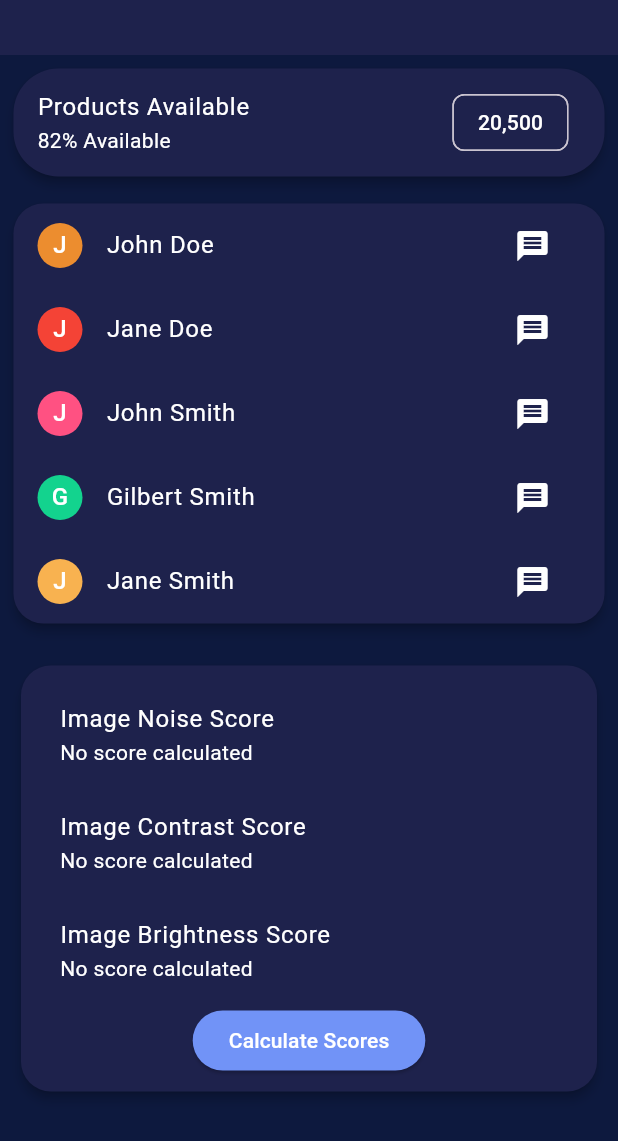
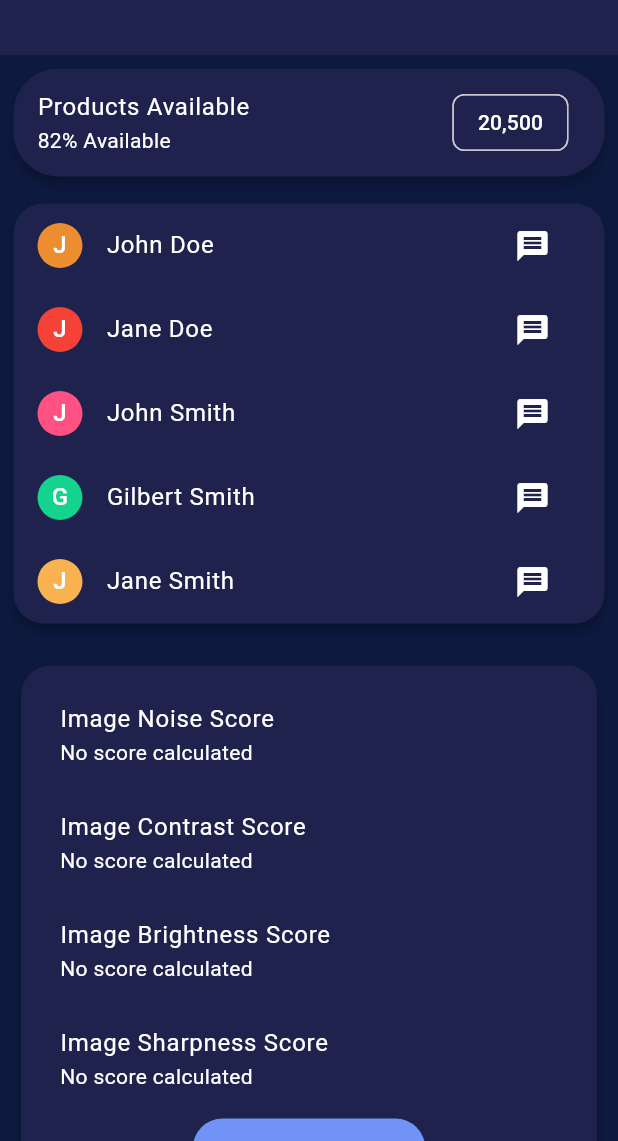
Before and after one commit to MariaBiserica/License-UI, a Flutter app: the screen it shows after launch, on a phone screen of 412 x 824 dp, the part 95-1236 px from its top. Run offline on Flutter 3.47's test engine with Material 3 defaults, Android fonts, the phone set to English and light mode, and no system bars; our stand-ins replace file_picker, fl_chart.

Commit message:
Added sharpness assessment metric.

```diff
--- a/license_peaksight/lib/panel_center/panel_center_page.dart
+++ b/license_peaksight/lib/panel_center/panel_center_page.dart
@@ -25,6 +25,8 @@ class _PanelCenterPageState extends State<PanelCenterPage> {
   double? noiseScore;
   double? contrastScore;
   double? brightnessScore;
+  double? sharpnessScore;
+
   List<Person> _persons = [
     Person(name: "John Doe", color: Constants.orangeDark),
     Person(name: "Jane Doe", color: Constants.redDark),
@@ -49,6 +51,7 @@ class _PanelCenterPageState extends State<PanelCenterPage> {
         noiseScore = scores.noiseScore;
         contrastScore = scores.contrastScore;
         brightnessScore = scores.brightnessScore;
+        sharpnessScore = scores.sharpnessScore;
       });
     } catch (e) {
       print("Failed to load quality scores: $e");
@@ -62,7 +65,7 @@ class _PanelCenterPageState extends State<PanelCenterPage> {
     if (score > 4 && score <= 5) return "Excellent quality";
     if (score > 3 && score <= 4) return "Good quality";
     if (score > 2 && score <= 3) return "Fair quality";
-    if (score > 1 && score <= 2) return "Poor quality";
+    if (score > 1.50 && score <= 2) return "Poor quality";
     return "Bad quality";
   }
 
@@ -190,6 +193,18 @@ class _PanelCenterPageState extends State<PanelCenterPage> {
                           style: TextStyle(color: Colors.white),
                         ),
                       ),
+                      ListTile(
+                        title: Text(
+                          "Image Sharpness Score",
+                          style: TextStyle(color: Colors.white),
+                        ),
+                        subtitle: Text(
+                          sharpnessScore != null
+                          ? "${sharpnessScore} - ${getQualityLevelMessage(sharpnessScore)}"
+                          : "No score calculated",
+                          style: TextStyle(color: Colors.white),
+                        ),
+                      ),
                       // Button to trigger scores calculation
                       ElevatedButton(
                         onPressed: calculateQualityScores,
--- a/license_peaksight/lib/quality_assessment/get_quality_scores.dart
+++ b/license_peaksight/lib/quality_assessment/get_quality_scores.dart
@@ -7,11 +7,13 @@ class QualityScores {
   final double noiseScore;
   final double contrastScore;
   final double brightnessScore;
+  final double sharpnessScore;
 
   QualityScores({
     required this.noiseScore,
     required this.contrastScore,
     required this.brightnessScore,
+    required this.sharpnessScore,
   });
 }
 
@@ -31,6 +33,7 @@ Future<QualityScores> predictImageQuality(File imageFile) async {
       noiseScore: jsonResponse['noise_score'],
       contrastScore: jsonResponse['contrast_score'],
       brightnessScore: jsonResponse['brightness_score'],
+      sharpnessScore: jsonResponse['sharpness_score'],
     );
   } else {
     throw Exception('Failed to load quality scores');
```
